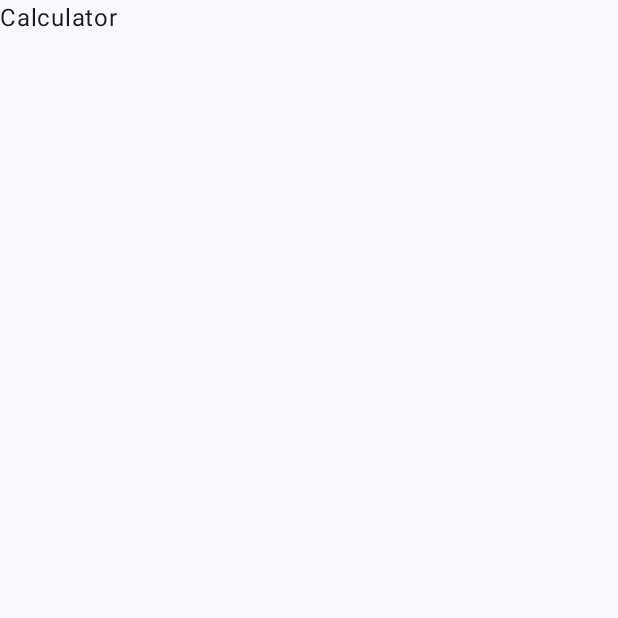
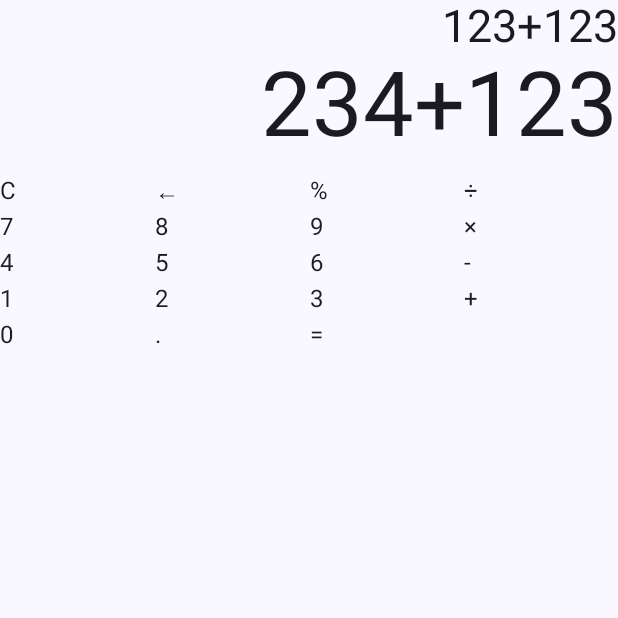
Before and after one commit to Zyziek055/calculator, an Android app built with Jetpack Compose: the screen it shows after launch (MainActivity), on a phone screen of 412 x 824 dp, the top half of it. Before the commit the part shown is almost empty. Run offline under Robolectric (Android 15) with nearby library versions, the phone set to English and light mode, and no system bars.

Commit message:
Calculator grid added

```diff
--- /dev/null
+++ b/app/src/main/java/com/zyziek/calculator/Calculator.kt
@@ -0,0 +1,74 @@
+package com.zyziek.calculator
+
+import androidx.compose.foundation.layout.Box
+import androidx.compose.foundation.layout.Column
+import androidx.compose.foundation.layout.Spacer
+import androidx.compose.foundation.layout.fillMaxSize
+import androidx.compose.foundation.layout.height
+import androidx.compose.foundation.lazy.grid.GridCells
+import androidx.compose.foundation.lazy.grid.LazyVerticalGrid
+import androidx.compose.foundation.lazy.grid.items
+import androidx.compose.material3.Text
+import androidx.compose.runtime.Composable
+import androidx.compose.ui.Alignment
+import androidx.compose.ui.Modifier
+import androidx.compose.ui.text.style.TextAlign
+import androidx.compose.ui.unit.sp
+import androidx.compose.ui.text.TextStyle
+import androidx.compose.ui.text.style.TextOverflow
+import androidx.compose.ui.unit.dp
+
+
+val calculatorButtons = listOf(
+    "C", "←", "%", "÷",
+    "7", "8", "9", "×",
+    "4", "5", "6", "-",
+    "1", "2", "3", "+",
+    "0", ".", "=", ""
+)
+
+/*
+    Modifier - let's us decorate and add behaviour to elements (background, padding, font etc)
+ */
+@Composable
+fun Calculator(modifier: Modifier = Modifier) {
+    Box(modifier = modifier) {
+        Column (
+            modifier = modifier.fillMaxSize(),
+            //Text is on the right side
+            horizontalAlignment = Alignment.End
+        ){
+            Text(
+                text = "123+123",
+                style = TextStyle(
+                    fontSize = 30.sp,
+                    textAlign = TextAlign.End
+                ),
+                maxLines = 5,
+                overflow = TextOverflow.Ellipsis
+                )
+
+            Text(
+                text = "234+123",
+                style = TextStyle(
+                    fontSize = 60.sp,
+                    textAlign = TextAlign.End
+                ),
+                maxLines = 2,
+            )
+
+            Spacer(modifier = Modifier.height(10.dp))
+
+            LazyVerticalGrid (
+                columns = GridCells.Fixed(4),
+            ) {
+
+                items(calculatorButtons) {
+                    Text(text = it)
+                }
+
+            }
+
+        }
+    }
+}
--- a/app/src/main/java/com/zyziek/calculator/MainActivity.kt
+++ b/app/src/main/java/com/zyziek/calculator/MainActivity.kt
@@ -7,11 +7,7 @@ import androidx.activity.enableEdgeToEdge
 import androidx.compose.foundation.layout.fillMaxSize
 import androidx.compose.foundation.layout.padding
 import androidx.compose.material3.Scaffold
-import androidx.compose.material3.Text
-import androidx.compose.runtime.Composable
 import androidx.compose.ui.Modifier
-import androidx.compose.ui.tooling.preview.Preview
-import com.zyziek.calculator.ui.theme.Calculator
 import com.zyziek.calculator.ui.theme.CalculatorTheme
 
 class MainActivity : ComponentActivity() {
--- a/app/src/main/java/com/zyziek/calculator/ui/theme/Calculator.kt
+++ /dev/null
@@ -1,16 +0,0 @@
-package com.zyziek.calculator.ui.theme
-
-import androidx.compose.foundation.layout.Box
-import androidx.compose.material3.Text
-import androidx.compose.runtime.Composable
-import androidx.compose.ui.Modifier
-
-/*
-    Modifier - let's us decorate and add behaviour to elements (background, padding, font etc)
- */
-@Composable
-fun Calculator(modifier: Modifier = Modifier) {
-    Box(modifier = modifier) {
-        Text(text = "Calculator")
-    }
-}
```
